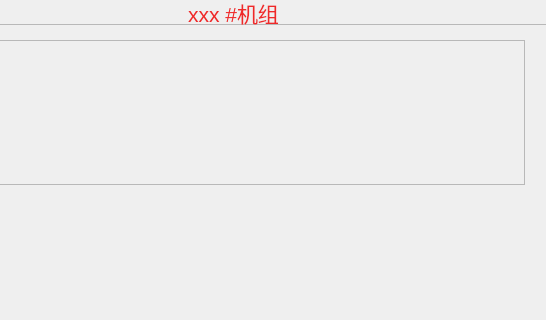
Before: the Qt Designer form Window/Module/modularchiller.ui in caosq/ChickenFarm, drawn with Qt 5; both pictures show x 84 to 630 and y 0 to 320 of the 630 by 549 pixel window.
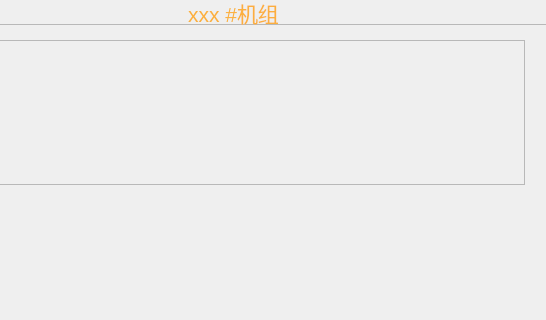
After: the same form once the commit is applied. Icons and pictures are not drawn.

```diff
--- a/Window/Module/modularchiller.ui
+++ b/Window/Module/modularchiller.ui
@@ -135,9 +135,9 @@
       <colorrole role="WindowText">
        <brush brushstyle="SolidPattern">
         <color alpha="255">
-         <red>239</red>
-         <green>41</green>
-         <blue>41</blue>
+         <red>252</red>
+         <green>175</green>
+         <blue>62</blue>
         </color>
        </brush>
       </colorrole>
@@ -146,9 +146,9 @@
       <colorrole role="WindowText">
        <brush brushstyle="SolidPattern">
         <color alpha="255">
-         <red>239</red>
-         <green>41</green>
-         <blue>41</blue>
+         <red>252</red>
+         <green>175</green>
+         <blue>62</blue>
         </color>
        </brush>
       </colorrole>
```
